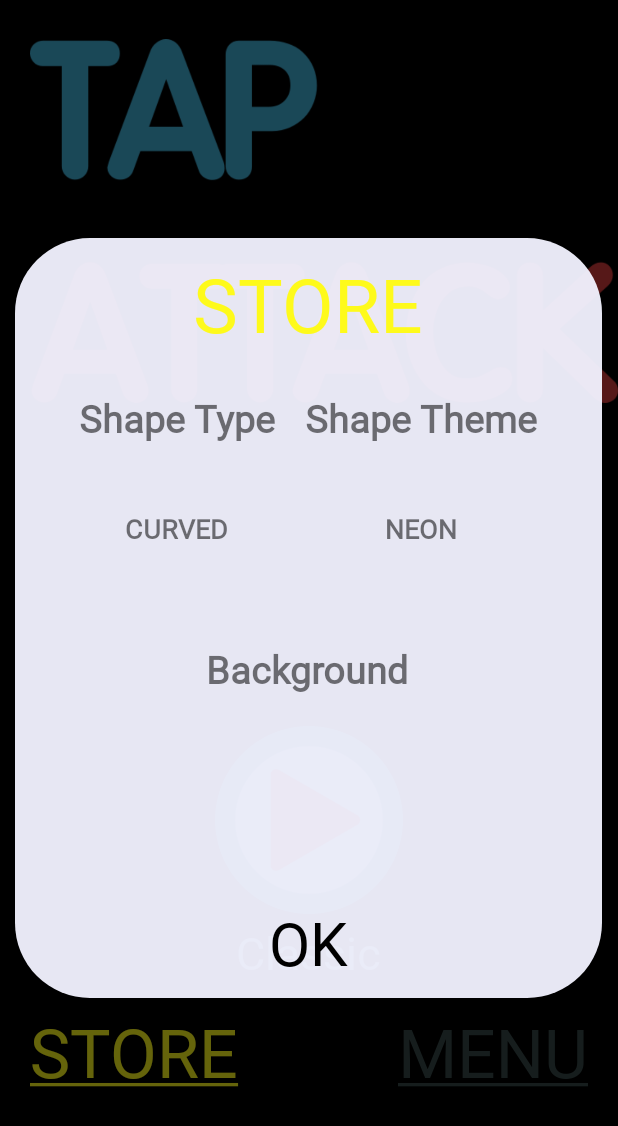
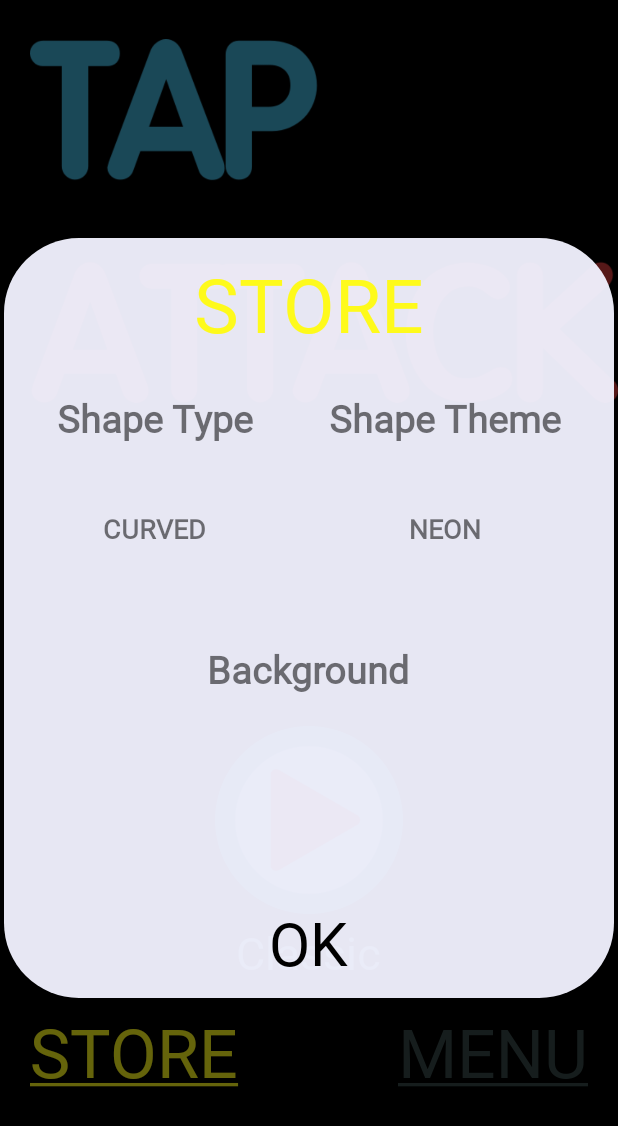
Before and after one commit to FabianZachs/Tap-Attack, an Android app: the screen it shows after launch (MainMenuActivity), after a tap on "STORE", on a phone screen of 412 x 824 dp. Shown: the top 1126 px of the screen. Run offline under Robolectric (Android 15) with nearby library versions, the phone set to English and light mode, and no system bars; our stand-ins replace AdMob; libraries missing offline, so code that uses them is left out: com.beardedhen.androidbootstrap, com.daimajia.androidanimations, com.muddzdev.styleabletoastlibrary; 1 statement that could not run was skipped.

Commit message:
spacing improved via invisible anchor

```diff
--- a/app/src/main/res/layout/store_main_menu.xml
+++ b/app/src/main/res/layout/store_main_menu.xml
@@ -18,6 +18,7 @@ android:background="@drawable/dialog_shape">
         android:adjustViewBounds="true"/>
 
     <RelativeLayout
+        android:paddingLeft="10sp"
         android:layout_width="wrap_content"
         android:layout_height="wrap_content"
         android:padding="15dp">
@@ -29,6 +30,7 @@ android:background="@drawable/dialog_shape">
             android:id="@+id/shape_type_section"
             android:onClick="openShapeTypeStore"
             android:padding="10dp"
+            android:layout_marginRight="15sp"
             android:layout_width="wrap_content"
             android:layout_height="wrap_content">
             <TextView
@@ -70,14 +72,24 @@ android:background="@drawable/dialog_shape">
 
         </RelativeLayout>
 
+        <View
+            android:id="@+id/anchor"
+            android:layout_toRightOf="@+id/shape_type_section"
+            android:layout_width="0sp"
+            android:layout_height="0sp">
+
+        </View>
+
         <!-- shape colors -->
         <!-- text and preview of currently selected -->
+        <!--android:layout_toRightOf="@+id/shape_type_section"-->
         <RelativeLayout
 
             android:id="@+id/shape_color_section"
             android:onClick="openShapeColorStore"
-            android:layout_toRightOf="@+id/shape_type_section"
+            android:layout_toRightOf="@+id/anchor"
             android:padding="10dp"
+            android:layout_marginLeft="15sp"
             android:layout_width="wrap_content"
             android:layout_height="wrap_content">
             <TextView
```
